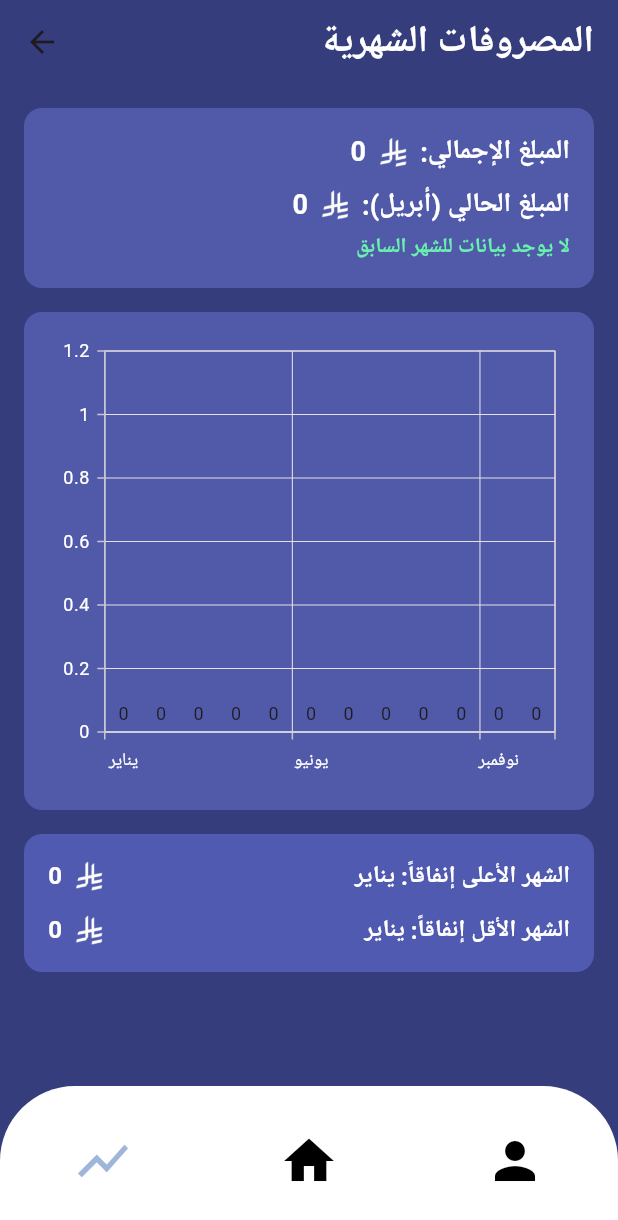
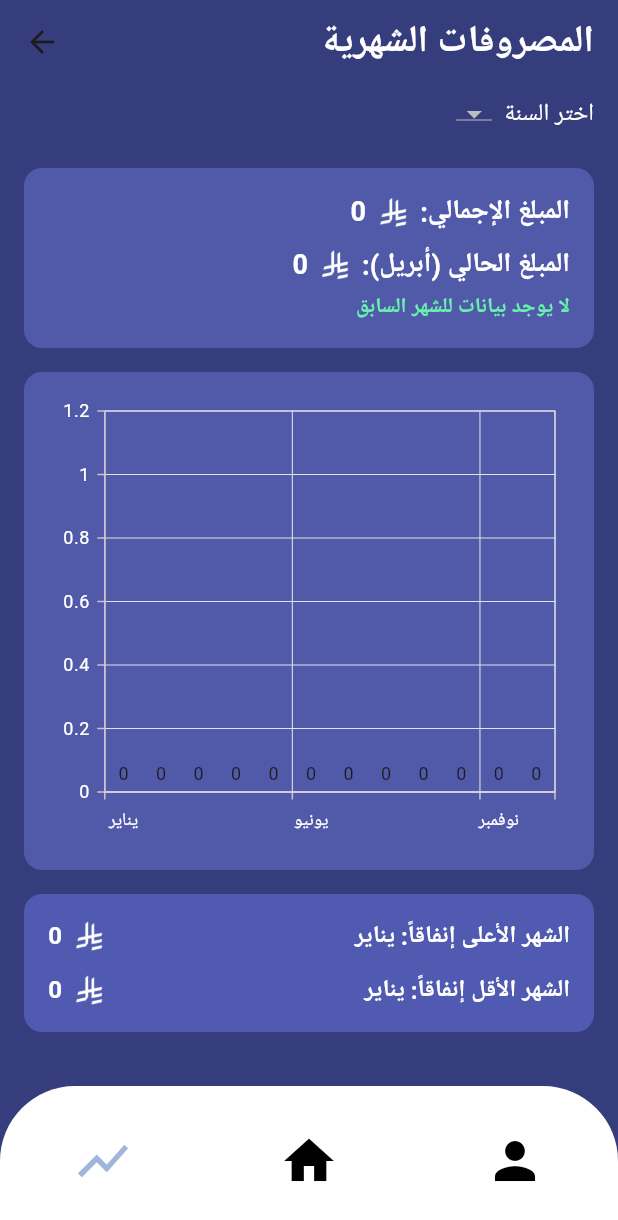
Before and after one commit to ahsanirfan961/Ghina_Budgeting_App, a Flutter app: the Mainpage1 screen opened directly, item 3 of the bottom bar chosen, after a tap on the "show chart" icon, on a phone screen of 412 x 824 dp. Shown: the top 1220 px of the screen. Run offline on Flutter 3.47's test engine with Material 3 defaults, Android fonts, the phone set to English and light mode, and no system bars; our stand-ins replace cloud_firestore, firebase_auth, firebase_core, google_sign_in, percent_indicator, syncfusion_flutter_charts; accounts and stored records are empty.

Commit message:
Bug fixes

```diff
--- a/lib/main_page.dart
+++ b/lib/main_page.dart
@@ -158,7 +158,12 @@ class Mainpage1State extends State<Mainpage1> {
                     ),
                   ),
                   backgroundColor: Colors.grey[300]!,
-                  progressColor: percent > 0.8 ? Colors.red : Colors.blue,
+                  progressColor:
+                      percent > 0.8
+                          ? Colors.red
+                          : percent > 0.5
+                          ? Colors.yellow
+                          : Colors.blue,
                 ),
 
                 const SizedBox(height: 20),
@@ -204,7 +209,12 @@ class Mainpage1State extends State<Mainpage1> {
                               child: LinearProgressIndicator(
                                 value: percent,
                                 backgroundColor: Colors.grey[300],
-                                color: percent > 0.8 ? Colors.red : Colors.blue,
+                                color:
+                                    percent > 0.8
+                                        ? Colors.red
+                                        : percent > 0.5
+                                        ? Colors.yellow
+                                        : Colors.blue,
                                 minHeight: 8,
                               ),
                             ),
@@ -251,6 +261,27 @@ class Mainpage1State extends State<Mainpage1> {
                                 return txnDate.month == currentMonth &&
                                     txnDate.year == currentYear;
                               }).toList();
+
+                          // sort transactions by latest date on top
+                          filteredDocs.sort((a, b) {
+                            final dateA = DateTime.tryParse(
+                              (a.data()
+                                      as Map<
+                                        String,
+                                        dynamic
+                                      >)['Predicted_Date'] ??
+                                  '',
+                            );
+                            final dateB = DateTime.tryParse(
+                              (b.data()
+                                      as Map<
+                                        String,
+                                        dynamic
+                                      >)['Predicted_Date'] ??
+                                  '',
+                            );
+                            return dateB!.compareTo(dateA!);
+                          });
 
                           if (filteredDocs.isEmpty) {
                             return const Text(
--- a/lib/monthly.dart
+++ b/lib/monthly.dart
@@ -17,6 +17,10 @@ class MonthlyExpensesPageState extends State<MonthlyExpensesPage> {
   List<double> monthlyExpenses = List.filled(12, 0.0);
   double monthlySalary = 0.0;
   int _indexSelection = 0; // 1 = current page
+
+  // New state for year selection
+  List<int> availableYears = [];
+  int selectedYear = DateTime.now().year;
 
   // Track which month is selected on the bar chart
   int selectedMonthIndex = DateTime.now().month - 1; // default to current month
@@ -56,21 +60,26 @@ class MonthlyExpensesPageState extends State<MonthlyExpensesPage> {
       final txnSnapshot =
           await firestore.collection('predicted_transactions').get();
 
-      // Reset the array each time
+      // Reset the expenses array
       monthlyExpenses = List.filled(12, 0.0);
+      // Collect available years
+      Set<int> yearsSet = {};
 
-      // 3. Sum up expenses by month
+      // 3. Sum up expenses by month for the selected year
       for (final doc in txnSnapshot.docs) {
         final data = doc.data();
         final amount = (data['Predicted_Amount'] ?? 0).toDouble();
         final dateStr = data['Predicted_Date'] ?? '';
-
         final date = DateTime.tryParse(dateStr);
         if (date != null) {
-          final monthIndex = date.month - 1; // 0-based index
-          monthlyExpenses[monthIndex] += amount;
+          yearsSet.add(date.year);
+          if (date.year == selectedYear) {
+            final monthIndex = date.month - 1; // 0-based index
+            monthlyExpenses[monthIndex] += amount;
+          }
         }
       }
+      availableYears = yearsSet.toList()..sort();
 
       setState(() {
         isLoading = false;
@@ -140,6 +149,49 @@ class MonthlyExpensesPageState extends State<MonthlyExpensesPage> {
             SingleChildScrollView(
               child: Column(
                 children: [
+                  // New: Year selection dropdown
+                  Padding(
+                    padding: const EdgeInsets.symmetric(
+                      horizontal: 16.0,
+                      vertical: 8.0,
+                    ),
+                    child: Row(
+                      mainAxisAlignment: MainAxisAlignment.end,
+                      children: [
+                        DropdownButton<int>(
+                          value: selectedYear,
+                          dropdownColor: Color(0xFF505AA9),
+                          style: const TextStyle(color: Colors.white),
+                          iconEnabledColor: Colors.white,
+                          onChanged: (year) {
+                            if (year != null) {
+                              setState(() {
+                                selectedYear = year;
+                                isLoading = true;
+                              });
+                              _loadData();
+                            }
+                          },
+                          items:
+                              availableYears.map((year) {
+                                return DropdownMenuItem<int>(
+                                  value: year,
+                                  child: Text(
+                                    year.toString(),
+                                    style: const TextStyle(color: Colors.white),
+                                  ),
+                                );
+                              }).toList(),
+                        ),
+                        const SizedBox(width: 8),
+                        const Text(
+                          'اختر السنة',
+                          style: TextStyle(color: Colors.white, fontSize: 16),
+                          textDirection: TextDirection.rtl,
+                        ),
+                      ],
+                    ),
+                  ),
                   // Top card with monthly info
                   Container(
                     width: double.infinity,
```
